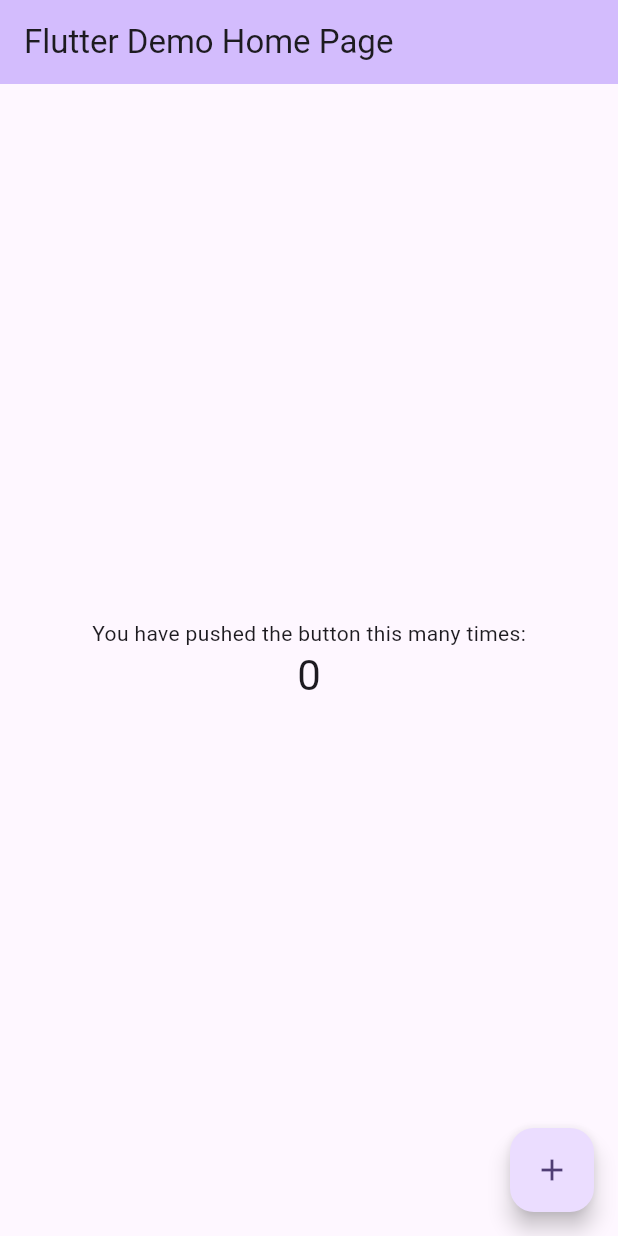
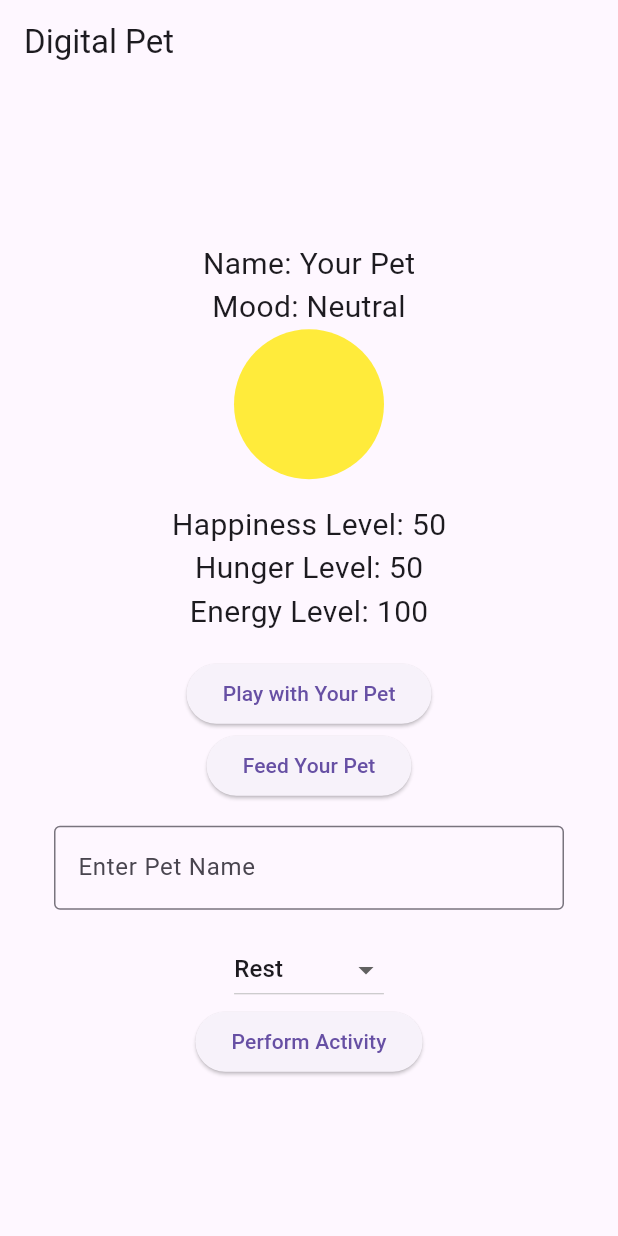
Before and after one commit to ComputerScience1024/class_activity_5, a Flutter app: the screen it shows after launch, on a phone screen of 412 x 824 dp. Run offline on Flutter 3.47's test engine with Material 3 defaults, Android fonts, the phone set to English and light mode, and no system bars.

Commit message:
Part-1 Done(Dhruv Patel)

```diff
--- a/lib/main.dart
+++ b/lib/main.dart
@@ -1,122 +1,222 @@
+import 'dart:async';
 import 'package:flutter/material.dart';
 
 void main() {
-  runApp(const MyApp());
+  runApp(MaterialApp(
+    home: DigitalPetApp(),
+  ));
 }
 
-class MyApp extends StatelessWidget {
-  const MyApp({super.key});
+class DigitalPetApp extends StatefulWidget {
+  @override
+  _DigitalPetAppState createState() => _DigitalPetAppState();
+}
 
-  // This widget is the root of your application.
+class _DigitalPetAppState extends State<DigitalPetApp> {
+  String petName = "Your Pet";
+  int happinessLevel = 50;
+  int hungerLevel = 50;
+  int energyLevel = 100; // New Energy Bar
+  String mood = "Neutral";
+  Timer? _hungerTimer;
+  String selectedActivity = "Rest";
+
   @override
-  Widget build(BuildContext context) {
-    return MaterialApp(
-      title: 'Flutter Demo',
-      theme: ThemeData(
-        // This is the theme of your application.
-        //
-        // TRY THIS: Try running your application with "flutter run". You'll see
-        // the application has a purple toolbar. Then, without quitting the app,
-        // try changing the seedColor in the colorScheme below to Colors.green
-        // and then invoke "hot reload" (save your changes or press the "hot
-        // reload" button in a Flutter-supported IDE, or press "r" if you used
-        // the command line to start the app).
-        //
-        // Notice that the counter didn't reset back to zero; the application
-        // state is not lost during the reload. To reset the state, use hot
-        // restart instead.
-        //
-        // This works for code too, not just values: Most code changes can be
-        // tested with just a hot reload.
-        colorScheme: ColorScheme.fromSeed(seedColor: Colors.deepPurple),
+  void initState() {
+    super.initState();
+    _startHungerTimer();
+  }
+
+  // Function to start hunger timer that increases hunger every 30 seconds
+  void _startHungerTimer() {
+    _hungerTimer = Timer.periodic(Duration(seconds: 30), (timer) {
+      setState(() {
+        hungerLevel = (hungerLevel + 5).clamp(0, 100);
+        _updateHappiness();
+        _checkWinLossConditions();
+      });
+    });
+  }
+
+  // Function to update happiness and hunger levels
+  void _playWithPet() {
+    setState(() {
+      happinessLevel = (happinessLevel + 10).clamp(0, 100);
+      hungerLevel = (hungerLevel + 5).clamp(0, 100);
+      energyLevel = (energyLevel - 10).clamp(0, 100);
+      _updateHappiness();
+      _checkWinLossConditions();
+    });
+  }
+
+  void _feedPet() {
+    setState(() {
+      hungerLevel = (hungerLevel - 10).clamp(0, 100);
+      happinessLevel = (happinessLevel + 5).clamp(0, 100);
+      energyLevel = (energyLevel + 5).clamp(0, 100);
+      _updateHappiness();
+      _checkWinLossConditions();
+    });
+  }
+
+  void _updateHappiness() {
+    if (hungerLevel >= 90) {
+      happinessLevel = (happinessLevel - 20).clamp(0, 100);
+    } else if (hungerLevel < 30) {
+      happinessLevel = (happinessLevel + 10).clamp(0, 100);
+    }
+    _updateMood();
+  }
+
+  void _updateMood() {
+    if (happinessLevel > 70) {
+      mood = "Happy 😊";
+    } else if (happinessLevel >= 30) {
+      mood = "Neutral 😐";
+    } else {
+      mood = "Unhappy 😢";
+    }
+  }
+
+  // Function to check win/loss conditions
+  void _checkWinLossConditions() {
+    if (happinessLevel >= 80) {
+      Future.delayed(Duration(minutes: 3), () {
+        if (happinessLevel >= 80) {
+          _showMessage("You Win! 🎉 Your pet is very happy!");
+        }
+      });
+    }
+    if (hungerLevel >= 100 && happinessLevel <= 10) {
+      _showMessage("Game Over! Your pet is too hungry and sad. 😭");
+      _resetGame();
+    }
+  }
+
+  // Reset the game after loss
+  void _resetGame() {
+    setState(() {
+      happinessLevel = 50;
+      hungerLevel = 50;
+      energyLevel = 100;
+      mood = "Neutral 😐";
+    });
+  }
+
+  // Show game messages
+  void _showMessage(String message) {
+    showDialog(
+      context: context,
+      builder: (context) => AlertDialog(
+        title: Text(message),
+        actions: [
+          TextButton(
+            onPressed: () => Navigator.of(context).pop(),
+            child: Text("OK"),
+          )
+        ],
       ),
-      home: const MyHomePage(title: 'Flutter Demo Home Page'),
     );
   }
-}
 
-class MyHomePage extends StatefulWidget {
-  const MyHomePage({super.key, required this.title});
-
-  // This widget is the home page of your application. It is stateful, meaning
-  // that it has a State object (defined below) that contains fields that affect
-  // how it looks.
-
-  // This class is the configuration for the state. It holds the values (in this
-  // case the title) provided by the parent (in this case the App widget) and
-  // used by the build method of the State. Fields in a Widget subclass are
-  // always marked "final".
-
-  final String title;
-
-  @override
-  State<MyHomePage> createState() => _MyHomePageState();
-}
-
-class _MyHomePageState extends State<MyHomePage> {
-  int _counter = 0;
-
-  void _incrementCounter() {
+  // Function to update pet state based on selected activity
+  void _performActivity() {
     setState(() {
-      // This call to setState tells the Flutter framework that something has
-      // changed in this State, which causes it to rerun the build method below
-      // so that the display can reflect the updated values. If we changed
-      // _counter without calling setState(), then the build method would not be
-      // called again, and so nothing would appear to happen.
-      _counter++;
+      if (selectedActivity == "Run") {
+        happinessLevel = (happinessLevel + 10).clamp(0, 100);
+        energyLevel = (energyLevel - 15).clamp(0, 100);
+      } else if (selectedActivity == "Nap") {
+        energyLevel = (energyLevel + 20).clamp(0, 100);
+      } else if (selectedActivity == "Play Fetch") {
+        happinessLevel = (happinessLevel + 15).clamp(0, 100);
+        energyLevel = (energyLevel - 10).clamp(0, 100);
+      }
+      _updateHappiness();
+      _checkWinLossConditions();
     });
   }
 
   @override
+  void dispose() {
+    _hungerTimer?.cancel();
+    super.dispose();
+  }
+
+  @override
   Widget build(BuildContext context) {
-    // This method is rerun every time setState is called, for instance as done
-    // by the _incrementCounter method above.
-    //
-    // The Flutter framework has been optimized to make rerunning build methods
-    // fast, so that you can just rebuild anything that needs updating rather
-    // than having to individually change instances of widgets.
+    Color petColor = Colors.yellow;
+    if (happinessLevel > 70) {
+      petColor = Colors.green;
+    } else if (happinessLevel < 30) {
+      petColor = Colors.red;
+    }
+
     return Scaffold(
-      appBar: AppBar(
-        // TRY THIS: Try changing the color here to a specific color (to
-        // Colors.amber, perhaps?) and trigger a hot reload to see the AppBar
-        // change color while the other colors stay the same.
-        backgroundColor: Theme.of(context).colorScheme.inversePrimary,
-        // Here we take the value from the MyHomePage object that was created by
-        // the App.build method, and use it to set our appbar title.
-        title: Text(widget.title),
-      ),
-      body: Center(
-        // Center is a layout widget. It takes a single child and positions it
-        // in the middle of the parent.
+      appBar: AppBar(title: Text('Digital Pet')),
+      body: Padding(
+        padding: EdgeInsets.all(16.0),
         child: Column(
-          // Column is also a layout widget. It takes a list of children and
-          // arranges them vertically. By default, it sizes itself to fit its
-          // children horizontally, and tries to be as tall as its parent.
-          //
-          // Column has various properties to control how it sizes itself and
-          // how it positions its children. Here we use mainAxisAlignment to
-          // center the children vertically; the main axis here is the vertical
-          // axis because Columns are vertical (the cross axis would be
-          // horizontal).
-          //
-          // TRY THIS: Invoke "debug painting" (choose the "Toggle Debug Paint"
-          // action in the IDE, or press "p" in the console), to see the
-          // wireframe for each widget.
           mainAxisAlignment: MainAxisAlignment.center,
           children: <Widget>[
-            const Text('You have pushed the button this many times:'),
             Text(
-              '$_counter',
-              style: Theme.of(context).textTheme.headlineMedium,
+              'Name: $petName',
+              style: TextStyle(fontSize: 20.0),
             ),
+            Text(
+              'Mood: $mood',
+              style: TextStyle(fontSize: 20.0),
+            ),
+            Container(
+              width: 100,
+              height: 100,
+              decoration: BoxDecoration(
+                shape: BoxShape.circle,
+                color: petColor,
+              ),
+            ),
+            SizedBox(height: 16.0),
+            Text('Happiness Level: $happinessLevel', style: TextStyle(fontSize: 20.0)),
+            Text('Hunger Level: $hungerLevel', style: TextStyle(fontSize: 20.0)),
+            Text('Energy Level: $energyLevel', style: TextStyle(fontSize: 20.0)),
+            SizedBox(height: 16.0),
+            ElevatedButton(onPressed: _playWithPet, child: Text('Play with Your Pet')),
+            ElevatedButton(onPressed: _feedPet, child: Text('Feed Your Pet')),
+            SizedBox(height: 16.0),
+            // Pet Name Input Field
+            Padding(
+              padding: EdgeInsets.symmetric(horizontal: 20),
+              child: TextField(
+                onSubmitted: (value) {
+                  setState(() {
+                    petName = value;
+                  });
+                },
+                decoration: InputDecoration(
+                  labelText: "Enter Pet Name",
+                  border: OutlineInputBorder(),
+                ),
+              ),
+            ),
+            SizedBox(height: 16.0),
+            // Dropdown for Activity Selection
+            DropdownButton<String>(
+              value: selectedActivity,
+              onChanged: (String? newValue) {
+                setState(() {
+                  selectedActivity = newValue!;
+                });
+              },
+              items: ["Rest", "Run", "Nap", "Play Fetch"].map<DropdownMenuItem<String>>((String value) {
+                return DropdownMenuItem<String>(
+                  value: value,
+                  child: Text(value),
+                );
+              }).toList(),
+            ),
+            ElevatedButton(onPressed: _performActivity, child: Text("Perform Activity")),
           ],
         ),
       ),
-      floatingActionButton: FloatingActionButton(
-        onPressed: _incrementCounter,
-        tooltip: 'Increment',
-        child: const Icon(Icons.add),
-      ), // This trailing comma makes auto-formatting nicer for build methods.
     );
   }
 }
```
Also changed, not shown: 1 other file.
